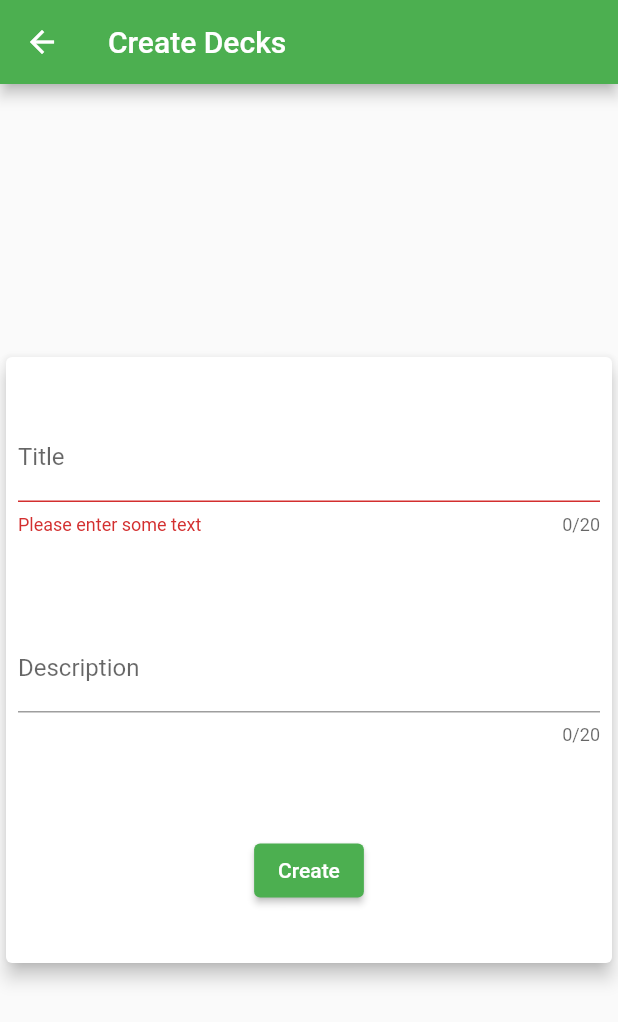
After one commit to z33p/one-study-mobile, a Flutter app: the CreateDeckScreen screen opened directly, after a tap on "Create", on a phone screen of 412 x 824 dp. The commit adds this screen. Shown: the top 1022 px of the screen. Run offline on Flutter 3.47's test engine with Material 2 defaults, Android fonts, the phone set to English and light mode, and no system bars; our stand-ins replace flutter_speed_dial, sqflite; accounts and stored records are empty.

Commit message:
feate: create deck screen

```diff
--- a/lib/screens/create_deck.dart
+++ /dev/null
@@ -1,26 +0,0 @@
-import 'package:flutter/material.dart';
-
-class CreateDeck extends StatefulWidget {
-  @override
-  _CreateDeckState createState() => _CreateDeckState();
-}
-
-class _CreateDeckState extends State<CreateDeck> {
-  @override
-  Widget build(BuildContext context) {
-    return Scaffold(
-      appBar: AppBar(
-        title: Text("Create Decks"),
-      ),
-      body: Center(
-        child: ElevatedButton(
-          child: Text("Go back"),
-          onPressed: () {
-            // Navigate to second route when tapped.
-            Navigator.pop(context);
-          },
-        ),
-      ),
-    );
-  }
-}
--- /dev/null
+++ b/lib/screens/create_deck/create_deck_bloc.dart
@@ -0,0 +1,30 @@
+import 'package:flutter/material.dart';
+import 'package:one_study_mobile/models/deck.dart';
+import 'package:one_study_mobile/screens/create_deck/create_deck_state.dart';
+import 'package:one_study_mobile/services/deck_service.dart';
+
+class CreateDeckBloc {
+  final CreateDeckState state;
+
+  CreateDeckBloc(this.state);
+
+  final _deckService = new DeckService();
+
+  Future submitDeck(BuildContext context) async {
+    if (!state.formKey.currentState!.validate()) return;
+
+    var deck = Deck.make(
+      title: state.inputTitleController.text,
+      description: state.inputDescriptionController.text,
+    );
+
+    await _deckService.create(deck);
+
+    ScaffoldMessenger.of(context).showSnackBar(
+      SnackBar(
+        content: Text("Deck created!"),
+        duration: Duration(milliseconds: 2500),
+      ),
+    );
+  }
+}
--- /dev/null
+++ b/lib/screens/create_deck/create_deck_screen.dart
@@ -0,0 +1,67 @@
+import 'package:flutter/material.dart';
+import 'package:one_study_mobile/screens/create_deck/create_deck_bloc.dart';
+import 'package:one_study_mobile/screens/create_deck/create_deck_state.dart';
+import 'package:one_study_mobile/screens/shared/custom_providers/state_provider.dart';
+
+class CreateDeckScreen extends StatelessWidget {
+  final state = new CreateDeckState();
+
+  Widget build(BuildContext context) {
+    var createDeckBloc = new CreateDeckBloc(state);
+
+    return Scaffold(
+      appBar: AppBar(
+        title: Text("Create Decks"),
+      ),
+      body: StateProvider<CreateDeckState>(
+        state: state,
+        child: Form(
+          key: state.formKey,
+          child: Column(
+            mainAxisAlignment: MainAxisAlignment.spaceAround,
+            children: [
+              Container(
+                height: MediaQuery.of(context).size.height / 2,
+                child: Card(
+                  elevation: 5,
+                  child: Padding(
+                    padding: const EdgeInsets.all(8.0),
+                    child: Column(
+                      mainAxisAlignment: MainAxisAlignment.spaceAround,
+                      children: [
+                        TextFormField(
+                          maxLength: 20,
+                          controller: state.inputTitleController,
+                          validator: (value) {
+                            if (value == null || value.isEmpty) {
+                              return 'Please enter some text';
+                            }
+                            return null;
+                          },
+                          decoration: InputDecoration(
+                            labelText: "Title",
+                          ),
+                        ),
+                        TextFormField(
+                          maxLength: 20,
+                          controller: state.inputDescriptionController,
+                          decoration: InputDecoration(
+                            labelText: "Description",
+                          ),
+                        ),
+                        ElevatedButton(
+                          onPressed: () => createDeckBloc.submitDeck(context),
+                          child: Text("Create"),
+                        )
+                      ],
+                    ),
+                  ),
+                ),
+              )
+            ],
+          ),
+        ),
+      ),
+    );
+  }
+}
--- /dev/null
+++ b/lib/screens/create_deck/create_deck_state.dart
@@ -0,0 +1,16 @@
+import 'package:flutter/material.dart';
+import 'package:one_study_mobile/screens/shared/custom_providers/state_provider.dart';
+
+class CreateDeckState extends MyState {
+  final formKey = GlobalKey<FormState>();
+
+  final inputTitleController = TextEditingController();
+  final inputDescriptionController = TextEditingController();
+
+  @override
+  CreateDeckState createInstance() {
+    var instance = new CreateDeckState();
+
+    return instance;
+  }
+}
--- a/lib/screens/home/widgets/speed_dial_floating_button.dart
+++ b/lib/screens/home/widgets/speed_dial_floating_button.dart
@@ -1,7 +1,7 @@
 import 'package:flutter/material.dart';
 import 'package:flutter_speed_dial/flutter_speed_dial.dart';
 import 'package:one_study_mobile/screens/create_card/create_card_screen.dart';
-import 'package:one_study_mobile/screens/create_deck.dart';
+import 'package:one_study_mobile/screens/create_deck/create_deck_screen.dart';
 
 class SpeedDialFloatingButton extends StatelessWidget {
   final bool visible;
@@ -39,7 +39,7 @@ class SpeedDialFloatingButton extends StatelessWidget {
             onTap: () {
               Navigator.push(
                 context,
-                MaterialPageRoute(builder: (context) => CreateDeck()),
+                MaterialPageRoute(builder: (context) => CreateDeckScreen()),
               );
             }),
         SpeedDialChild(
--- a/lib/services/deck_service.dart
+++ b/lib/services/deck_service.dart
@@ -25,7 +25,7 @@ class DeckService extends ServiceAbstract {
     return decks;
   }
 
-  Future<void> createDeck(Deck deck) async {
+  Future<void> create(Deck deck) async {
     await repository.insert(deck);
   }
 }
```
